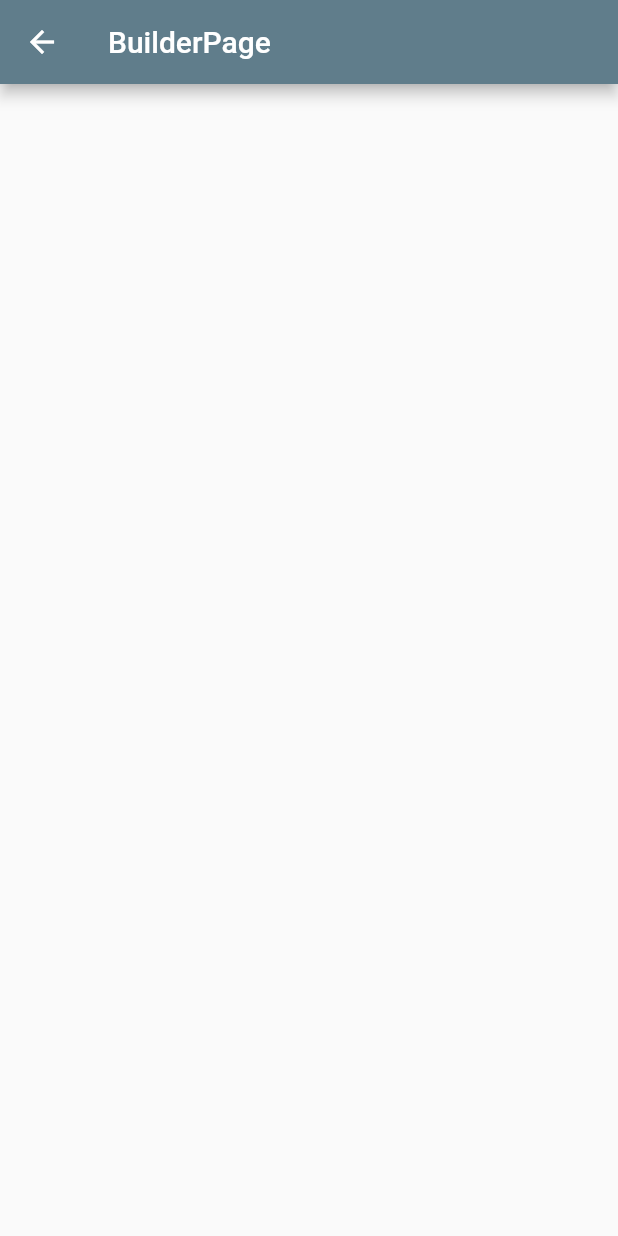
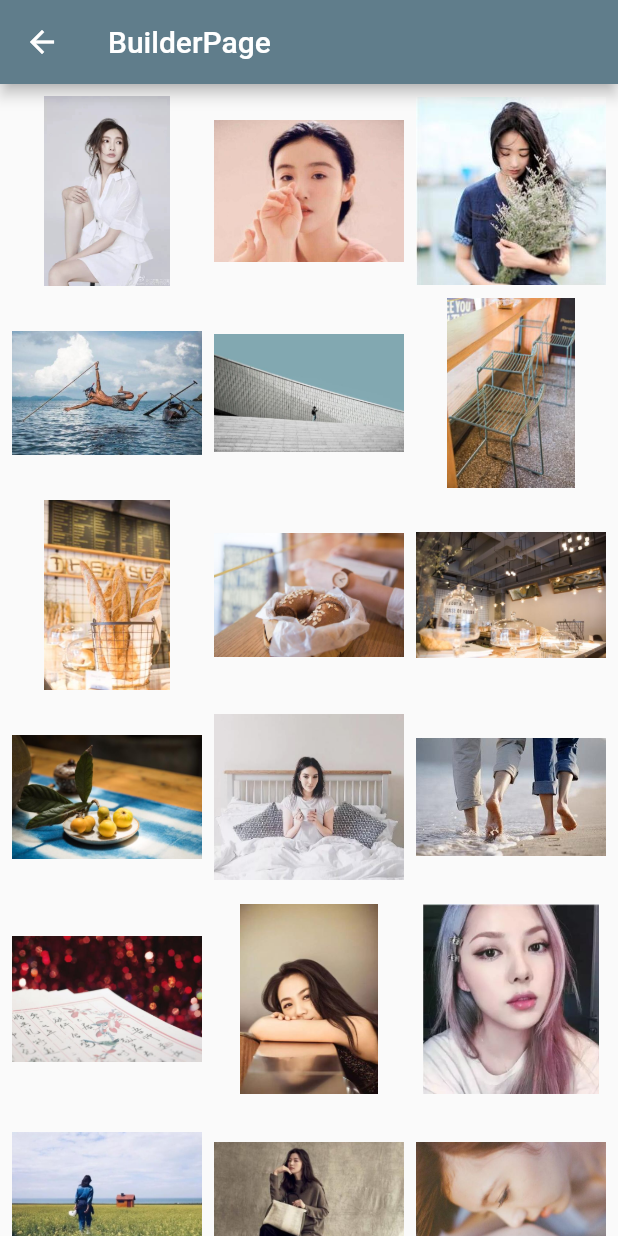
Before and after one commit to Urwateryi/flutter_the_first_demo, a Flutter app: the BuilderPage screen opened directly, on a phone screen of 412 x 824 dp. Run offline on Flutter 3.47's test engine with Material 2 defaults, Android fonts, the phone set to English and light mode, and no system bars; our stand-ins replace fluttertoast, transparent_image.

Commit message:
GridView

```diff
--- a/lib/home/gridview/builder/BuilderPage.dart
+++ b/lib/home/gridview/builder/BuilderPage.dart
@@ -7,10 +7,24 @@ class BuilderPage extends StatelessWidget {
       appBar: AppBar(
         title: Text("BuilderPage"),
       ),
-//      body: GridView.builder(
-//        padding: EdgeInsets.all(4.0),
-//
-//      ),
+      body: GridView.builder(
+        gridDelegate: SliverGridDelegateWithFixedCrossAxisCount(
+          crossAxisCount: 3,
+        ),
+        padding: EdgeInsets.all(4.0),
+        itemCount: 20,
+        itemBuilder: (context, index) {
+          return Container(
+            alignment: Alignment.center,
+            margin: EdgeInsets.all(4.0),
+            child: Image.asset(
+              'assets/images/illustration_${index + 1}.jpg',
+              width: 200.0,
+              height: 200.0,
+            ),
+          );
+        },
+      ),
     );
   }
 }
--- a/lib/home/gridview/custom/CustomPage.dart
+++ b/lib/home/gridview/custom/CustomPage.dart
@@ -7,9 +7,7 @@ class CustomPage extends StatelessWidget {
       appBar: AppBar(
         title: Text("CustomPage"),
       ),
-//      body: GridView.builder(
-//        padding: EdgeInsets.all(4.0),
-//      ),
+      body: Text("CustomPage"),
     );
   }
 }
```
Also changed, not shown: lib/home/gridview/count/CountPage.dart (+9 -8 lines).
